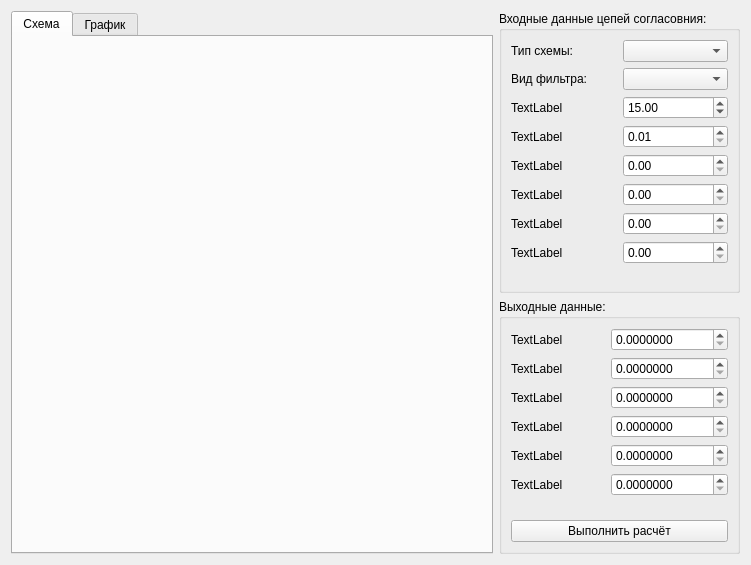
The window that PowerSources/Matching/Matching.ui (DKuzSer/Project_For_Rodin) describes before a commit, drawn with Qt 5.
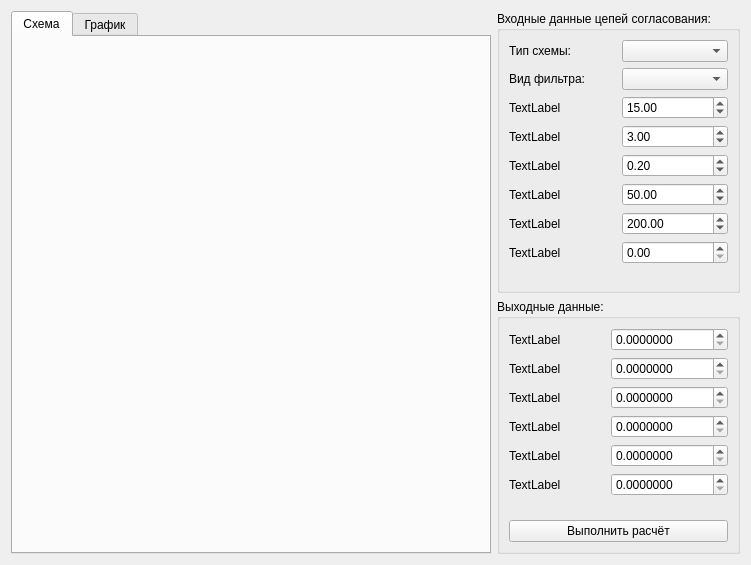
The same window after the commit.

The edit to the form file:
```diff
--- a/PowerSources/Matching/Matching.ui
+++ b/PowerSources/Matching/Matching.ui
@@ -48,7 +48,7 @@
        <item>
         <widget class="QGroupBox" name="groupBox">
          <property name="title">
-          <string>Входные данные цепей согласовния:</string>
+          <string>Входные данные цепей согласования:</string>
          </property>
          <layout class="QGridLayout" name="gridLayout_2">
           <item row="0" column="0">
@@ -133,10 +133,17 @@
                     <property name="maximum">
                      <double>10000.000000000000000</double>
                     </property>
+                    <property name="value">
+                     <double>3.000000000000000</double>
+                    </property>
                    </widget>
                   </item>
                   <item>
-                   <widget class="QDoubleSpinBox" name="DoubleSpinBoxF_InPut3"/>
+                   <widget class="QDoubleSpinBox" name="DoubleSpinBoxF_InPut3">
+                    <property name="value">
+                     <double>0.200000000000000</double>
+                    </property>
+                   </widget>
                   </item>
                  </layout>
                 </item>
@@ -176,6 +183,9 @@
                     <property name="maximum">
                      <double>1000.000000000000000</double>
                     </property>
+                    <property name="value">
+                     <double>50.000000000000000</double>
+                    </property>
                    </widget>
                   </item>
                   <item>
@@ -183,6 +193,9 @@
                     <property name="maximum">
                      <double>1000.000000000000000</double>
                     </property>
+                    <property name="value">
+                     <double>200.000000000000000</double>
+                    </property>
                    </widget>
                   </item>
                   <item>
```
